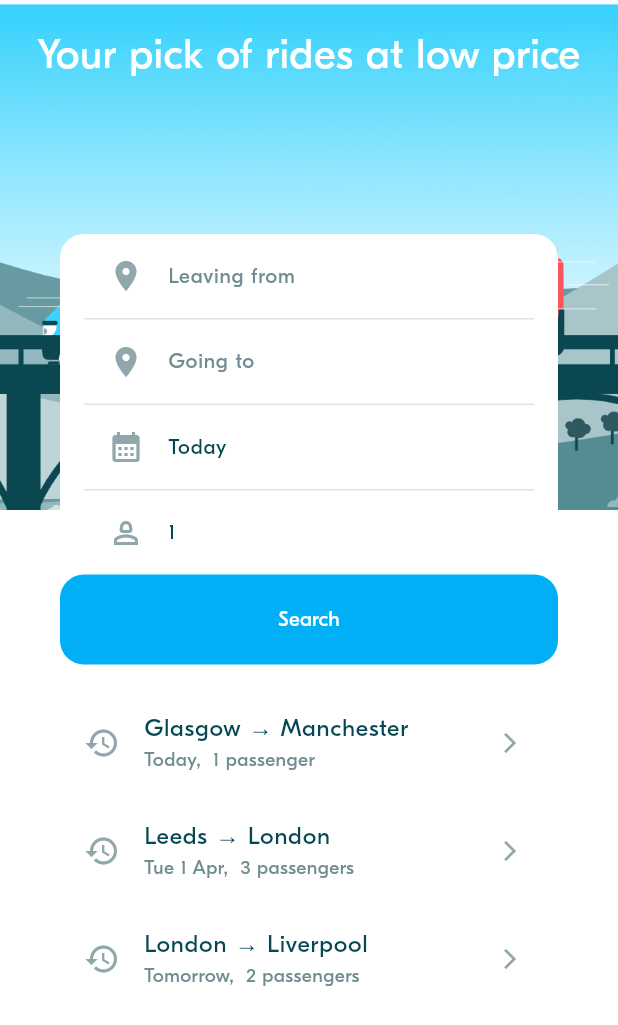
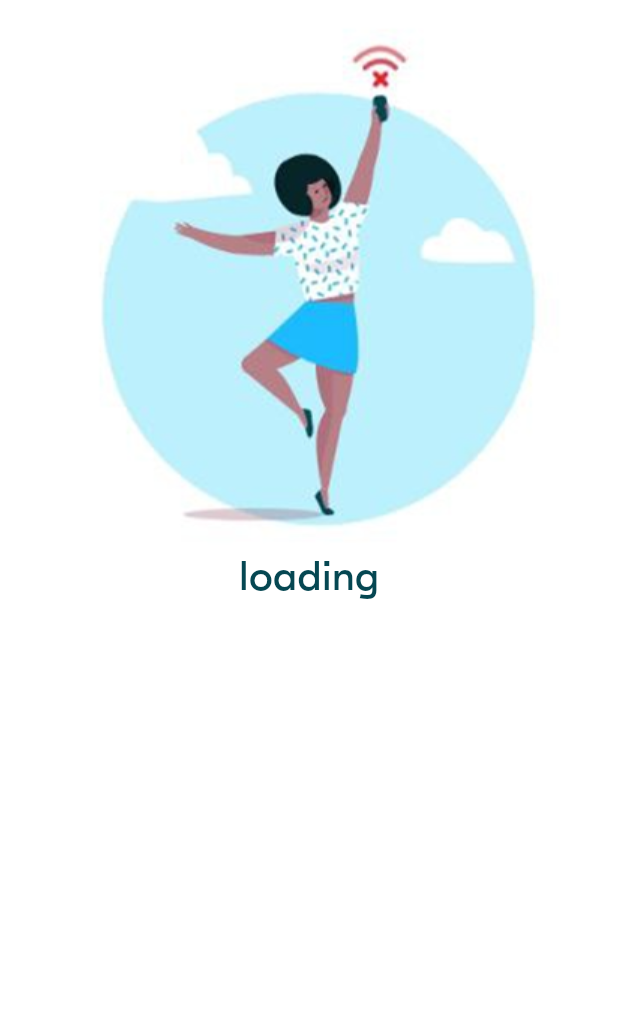
Before and after one commit to Chea-ming/bla-w7, a Flutter app: the first screen one second after launch, on a phone screen of 412 x 824 dp. Shown: the top 1025 px of the screen. Run offline on Flutter 3.47's test engine with Material 3 defaults, Android fonts, the phone set to English and light mode, and no system bars; project files that could hold a hidden picture were left out.

Commit message:
BLA-202 - Repositories and Provider with Future<T>

```diff
--- a/lib/repository/ride_preferences_repository.dart
+++ b/lib/repository/ride_preferences_repository.dart
@@ -1,7 +1,7 @@
 import '../model/ride/ride_pref.dart';
 
 abstract class RidePreferencesRepository {
-  List<RidePreference> getPastPreferences();
+  Future<List<RidePreference>> getPastPreferences();
 
-  void addPreference(RidePreference preference);
+  Future<void> addPreference(RidePreference preference);
 }
--- /dev/null
+++ b/lib/ui/providers/async_value.dart
@@ -0,0 +1,22 @@
+enum AsyncValueState { loading, error, success }
+
+class AsyncValue<T> {
+  final T? data;
+  final Object? error;
+  final AsyncValueState state;
+
+  AsyncValue._({this.data, this.error, required this.state});
+
+  factory AsyncValue.loading() => AsyncValue._(state: AsyncValueState.loading);
+
+  factory AsyncValue.success(T data) =>
+      AsyncValue._(data: data, state: AsyncValueState.success);
+
+  factory AsyncValue.error(Object error) =>
+      AsyncValue._(error: error, state: AsyncValueState.error);
+
+  // Convenience getters to check the state
+  bool get isLoading => state == AsyncValueState.loading;
+  bool get isError => state == AsyncValueState.error;
+  bool get isSuccess => state == AsyncValueState.success;
+}
--- a/lib/ui/providers/ride_pref_proivder.dart
+++ b/lib/ui/providers/ride_pref_proivder.dart
@@ -2,17 +2,36 @@
 import 'package:flutter/material.dart';
 import 'package:week_3_blabla_project/model/ride/ride_pref.dart';
 import 'package:week_3_blabla_project/repository/ride_preferences_repository.dart';
+import 'package:week_3_blabla_project/ui/providers/async_value.dart';
 
 class RidePrefProivder extends ChangeNotifier{
 
   RidePreference? _currentPreference;
-  List<RidePreference> _pastPreferences = [];
+  late AsyncValue<List<RidePreference>> _pastPreferences;
 
   // Constructor
   final RidePreferencesRepository ridePreferencesRepository;
 
+  Future<void> _fetchPastPreferences() async {
+    // Loading
+    _pastPreferences = AsyncValue.loading();
+    notifyListeners();
+
+    try {
+      // Fetch the past preferences
+      List<RidePreference> pastPrefs = await ridePreferencesRepository.getPastPreferences();
+      // Success
+      _pastPreferences = AsyncValue.success(pastPrefs);
+    } catch (e) {
+      // Error
+      _pastPreferences = AsyncValue.error(e);
+    }
+
+    notifyListeners();
+  }
+
   RidePrefProivder({required this.ridePreferencesRepository}) {
-    _pastPreferences = ridePreferencesRepository.getPastPreferences();
+    _fetchPastPreferences();
   }
 
   // get current preference
@@ -31,16 +50,30 @@ class RidePrefProivder extends ChangeNotifier{
     }
   }
 
-  void _addPreference(RidePreference ridePreference) {
-    if(_pastPreferences.contains(ridePreference)) {
+  void _addPreference(RidePreference ridePreference) async{
+    // Check if the preference already exists in the list
+    if (_pastPreferences.data != null &&
+        _pastPreferences.data!.contains(ridePreference)) {
       return;
+    }
+
+    // Call the repository to add the preference
+    await ridePreferencesRepository.addPreference(ridePreference);
+
+    // Fetch the updated list of past preferences after adding
+    _fetchPastPreferences();
+  }
+
+  // Get the list of past preference newest to oldest
+  List<RidePreference> get pastPreferences {
+    if (_pastPreferences.data != null) {
+      return _pastPreferences.data!.reversed.toList();
     } else {
-      _pastPreferences.add(ridePreference);
-      notifyListeners();
+      return [];
     }
   }
 
-  // Get the list of past preference newest to oldest
-  List<RidePreference> get pastPreferences => _pastPreferences.reversed.toList();
+  // Public getter for the pastPreferences state
+  AsyncValue<List<RidePreference>> get pastPreferencesState => _pastPreferences;
 
 }
--- /dev/null
+++ b/lib/ui/screens/ride_pref/bla_error_screen.dart
@@ -0,0 +1,33 @@
+import 'package:flutter/material.dart';
+
+import '../../theme/theme.dart';
+
+const String blablaWifiImagePath = 'assets/images/blabla_wifi.png';
+
+class BlaError extends StatelessWidget {
+  const BlaError({super.key, required this.message});
+
+  final String message;
+
+  @override
+  Widget build(BuildContext context) {
+    return Scaffold(
+        body: Padding(
+      padding: const EdgeInsets.only(left: BlaSpacings.m, right: BlaSpacings.m, top: BlaSpacings.s),
+      child: Center(
+        child: Column(
+          children: [
+            Image.asset(
+              blablaWifiImagePath,
+              fit: BoxFit.none, // Adjust image fit to cover the container
+            ),
+            Text(
+              message,
+              style: BlaTextStyles.heading.copyWith(color: BlaColors.textNormal),
+            ),
+          ],
+        ),
+      ),
+    ));
+  }
+}
--- a/lib/ui/screens/ride_pref/ride_pref_screen.dart
+++ b/lib/ui/screens/ride_pref/ride_pref_screen.dart
@@ -1,16 +1,13 @@
 import 'package:flutter/material.dart';
-
 import '../../../model/ride/ride_pref.dart';
 import '../../theme/theme.dart';
-
 import '../../../utils/animations_util.dart';
 import '../rides/rides_screen.dart';
 import 'widgets/ride_pref_form.dart';
 import 'widgets/ride_pref_history_tile.dart';
-
 import 'package:provider/provider.dart';
 import '../../providers/ride_pref_proivder.dart';
-
+import 'bla_error_screen.dart';
 
 const String blablaHomeImagePath = 'assets/images/blabla_home.png';
 
@@ -23,9 +20,8 @@ const String blablaHomeImagePath = 'assets/images/blabla_home.png';
 class RidePrefScreen extends StatelessWidget {
   const RidePrefScreen({super.key});
 
-
-  Future<void> _onRidePrefSelected(BuildContext context, RidePreference newPreference) async {
-
+  Future<void> _onRidePrefSelected(
+      BuildContext context, RidePreference newPreference) async {
     // 1 - Update the current preference
     context.read<RidePrefProivder>().setCurrentPreference(newPreference);
 
@@ -35,32 +31,44 @@ class RidePrefScreen extends StatelessWidget {
         RidesScreen(),
       ),
     );
-
   }
 
   @override
   Widget build(BuildContext context) {
     return Consumer<RidePrefProivder>(
-        builder: (context, ridePrefProvider, child) {
-          RidePreference? currentRidePreference = ridePrefProvider.currentPreference;
-          List<RidePreference> pastPreferences = ridePrefProvider.pastPreferences;
+      builder: (context, ridePrefProvider, child) {
+        // Get the past preferences state
+        final pastPreferencesState = ridePrefProvider.pastPreferencesState;
+
+        // Handle the different states of pastPreferences
+        if (pastPreferencesState.isLoading) {
+          return const BlaError(message: 'loading');
+        } else if (pastPreferencesState.isError) {
+          return const BlaError(message: 'No connection. Try later');
+        } else if (pastPreferencesState.isSuccess &&
+            pastPreferencesState.data != null) {
+          // If the state is success, display the screen as normal
+          RidePreference? currentRidePreference =
+              ridePrefProvider.currentPreference;
+          List<RidePreference> pastPreferences = pastPreferencesState.data!;
 
           return Stack(
             children: [
               // 1 - Background Image
-              BlaBackground(),
+              const BlaBackground(),
 
               // 2 - Foreground content
               Column(
                 children: [
-                  SizedBox(height: BlaSpacings.m),
+                  const SizedBox(height: BlaSpacings.m),
                   Text(
                     "Your pick of rides at low price",
                     style: BlaTextStyles.heading.copyWith(color: Colors.white),
                   ),
-                  SizedBox(height: 100),
+                  const SizedBox(height: 100),
                   Container(
-                    margin: EdgeInsets.symmetric(horizontal: BlaSpacings.xxl),
+                    margin:
+                        const EdgeInsets.symmetric(horizontal: BlaSpacings.xxl),
                     decoration: BoxDecoration(
                       color: Colors.white,
                       borderRadius: BorderRadius.circular(16),
@@ -75,14 +83,14 @@ class RidePrefScreen extends StatelessWidget {
                           onSubmit: (newPreference) =>
                               _onRidePrefSelected(context, newPreference),
                         ),
-                        SizedBox(height: BlaSpacings.m),
+                        const SizedBox(height: BlaSpacings.m),
 
                         // 2.2 Display list of past preferences (latest to oldest)
                         SizedBox(
                           height: 200,
                           child: ListView.builder(
                             shrinkWrap: true,
-                            physics: AlwaysScrollableScrollPhysics(),
+                            physics: const AlwaysScrollableScrollPhysics(),
                             itemCount: pastPreferences.length,
                             itemBuilder: (ctx, index) => RidePrefHistoryTile(
                               ridePref: pastPreferences[index],
@@ -98,8 +106,12 @@ class RidePrefScreen extends StatelessWidget {
               ),
             ],
           );
+        } else {
+
+          return const BlaError(message: 'No preferences available');
         }
-      );
+      },
+    );
   }
 }
 
--- a/lib/ui/screens/rides/rides_screen.dart
+++ b/lib/ui/screens/rides/rides_screen.dart
@@ -46,9 +46,8 @@ class RidesScreen extends StatelessWidget {
     );
 
     if (newPreference != null) {
-      // 1 - Update the current preference
       // ignore: use_build_context_synchronously
-      context.read<RidePrefProivder>().setCurrentPreference(newPreference);
+      onRidePrefSelected(context, newPreference);
     }
   }
 
```
Also changed, not shown: lib/repository/mock/mock_ride_preferences_repository.dart (+8 -4 lines), lib/service/ride_prefs_service.dart (deleted, +0 -65 lines), assets/images/blabla_wifi.png (added).
